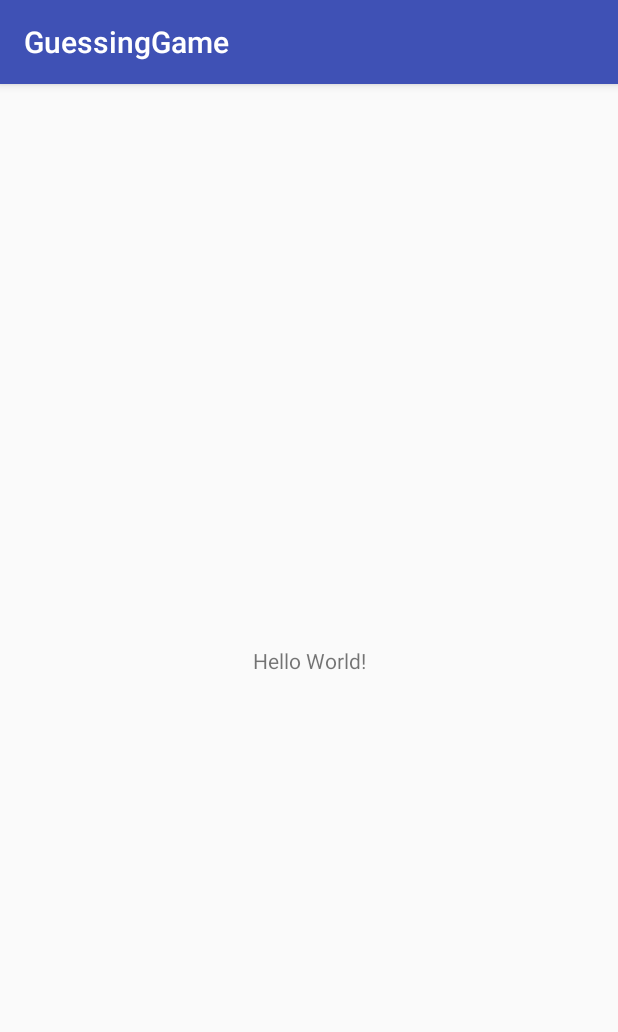
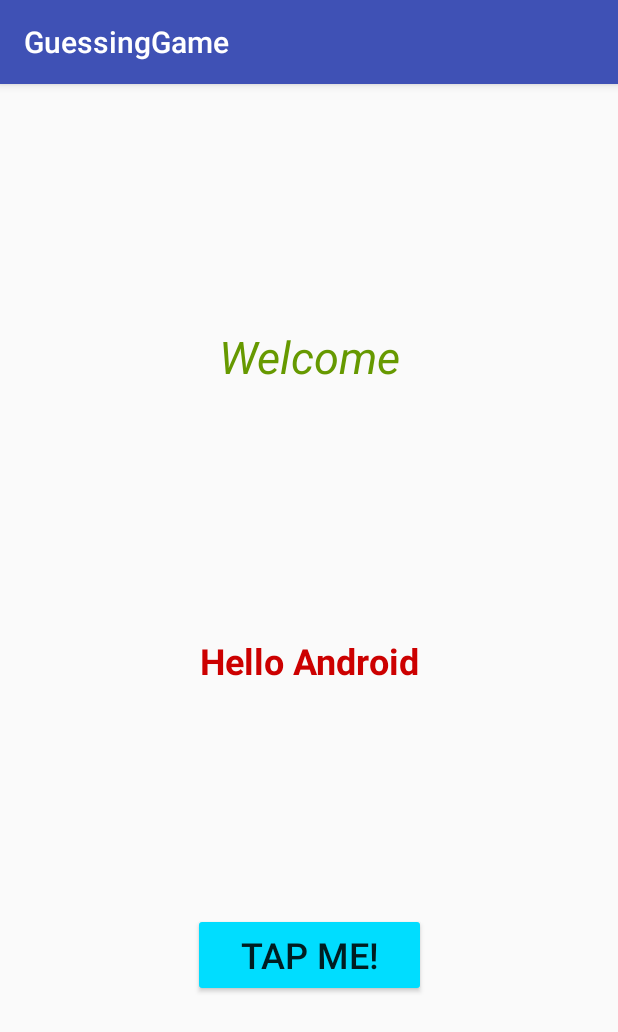
Before and after one commit to AlvaroPupo/AndroidGuessingGame, an Android app: the screen it shows after launch (MainActivity), on a phone screen of 412 x 824 dp. Shown: the top 1032 px of the screen. Run offline under Robolectric (Android 15) with nearby library versions, the phone set to English and light mode, and no system bars; our stand-ins replace ButterKnife.

Commit message:
new project!!

```diff
--- a/app/build.gradle
+++ b/app/build.gradle
@@ -23,6 +23,8 @@ dependencies {
     implementation 'com.android.support:appcompat-v7:26.1.0'
     implementation 'com.android.support.constraint:constraint-layout:1.0.2'
     testImplementation 'junit:junit:4.12'
+    implementation 'com.jakewharton:butterknife:8.8.1'
+    annotationProcessor 'com.jakewharton:butterknife-compiler:8.8.1'
     androidTestImplementation 'com.android.support.test:runner:1.0.1'
     androidTestImplementation 'com.android.support.test.espresso:espresso-core:3.0.1'
 }
--- a/app/src/main/java/com/example/juanalvaropupo/guessinggame/MainActivity.java
+++ b/app/src/main/java/com/example/juanalvaropupo/guessinggame/MainActivity.java
@@ -2,12 +2,35 @@ package com.example.juanalvaropupo.guessinggame;
 
 import android.support.v7.app.AppCompatActivity;
 import android.os.Bundle;
+import android.widget.TextView;
+
+import butterknife.BindView;
+import butterknife.ButterKnife;
+import butterknife.OnClick;
 
 public class MainActivity extends AppCompatActivity {
+
+    @BindView(R.id.hello_textView)
+    protected TextView helloTextview;
+
+    private boolean isTapped = false;
 
     @Override
     protected void onCreate(Bundle savedInstanceState) {
         super.onCreate(savedInstanceState);
         setContentView(R.layout.activity_main);
+
+        ButterKnife.bind(this);
+    }
+    @OnClick(R.id.change_text_button)
+    protected void changeText () {
+
+        if(isTapped) {
+            helloTextview.setText("Welcome to Android");
+            isTapped = !isTapped;
+        }else {
+        helloTextview.setText("Hello again");
+        isTapped = !isTapped;
+    }
     }
 }
--- a/app/src/main/res/layout/activity_main.xml
+++ b/app/src/main/res/layout/activity_main.xml
@@ -7,12 +7,50 @@
     tools:context="com.example.juanalvaropupo.guessinggame.MainActivity">
 
     <TextView
+        android:id="@+id/hello_textView"
         android:layout_width="wrap_content"
         android:layout_height="wrap_content"
-        android:text="Hello World!"
+        android:text="Hello Android"
+        android:textColor="@android:color/holo_red_dark"
+        android:textSize="24sp"
+        android:textStyle="bold"
         app:layout_constraintBottom_toBottomOf="parent"
         app:layout_constraintLeft_toLeftOf="parent"
         app:layout_constraintRight_toRightOf="parent"
         app:layout_constraintTop_toTopOf="parent" />
 
+    <Button
+        android:id="@+id/change_text_button"
+        android:layout_width="155dp"
+        android:layout_height="56dp"
+        android:layout_marginBottom="8dp"
+        android:layout_marginEnd="8dp"
+        android:layout_marginStart="8dp"
+        android:backgroundTint="@android:color/holo_blue_bright"
+        android:text="Tap me!"
+        android:textSize="24sp"
+        app:layout_constraintBottom_toBottomOf="parent"
+        app:layout_constraintEnd_toEndOf="parent"
+        app:layout_constraintStart_toStartOf="parent"
+        app:layout_constraintTop_toBottomOf="@+id/hello_textView" />
+
+    <TextView
+        android:id="@+id/textView2"
+        android:layout_width="184dp"
+        android:layout_height="46dp"
+        android:layout_marginBottom="8dp"
+        android:layout_marginEnd="8dp"
+        android:layout_marginStart="8dp"
+        android:layout_marginTop="8dp"
+        android:backgroundTint="?attr/colorPrimary"
+        android:text="Welcome"
+        android:textAlignment="center"
+        android:textColor="@android:color/holo_green_dark"
+        android:textSize="30sp"
+        android:textStyle="italic"
+        app:layout_constraintBottom_toTopOf="@+id/hello_textView"
+        app:layout_constraintEnd_toEndOf="parent"
+        app:layout_constraintStart_toStartOf="parent"
+        app:layout_constraintTop_toTopOf="parent" />
+
 </android.support.constraint.ConstraintLayout>
```
